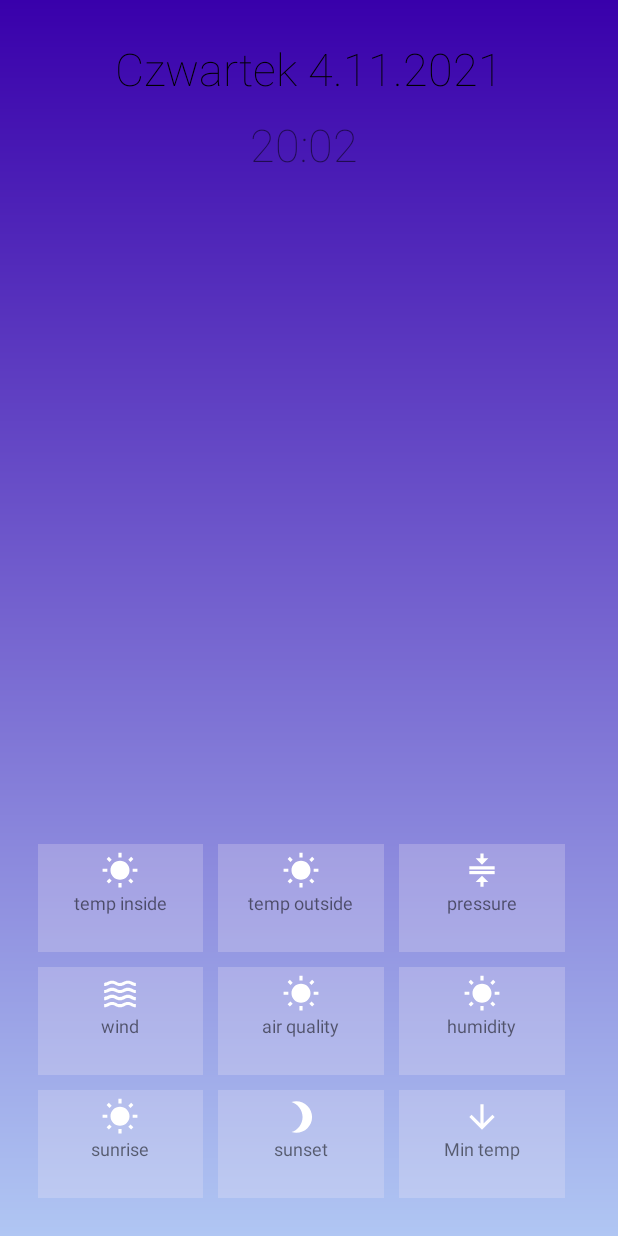
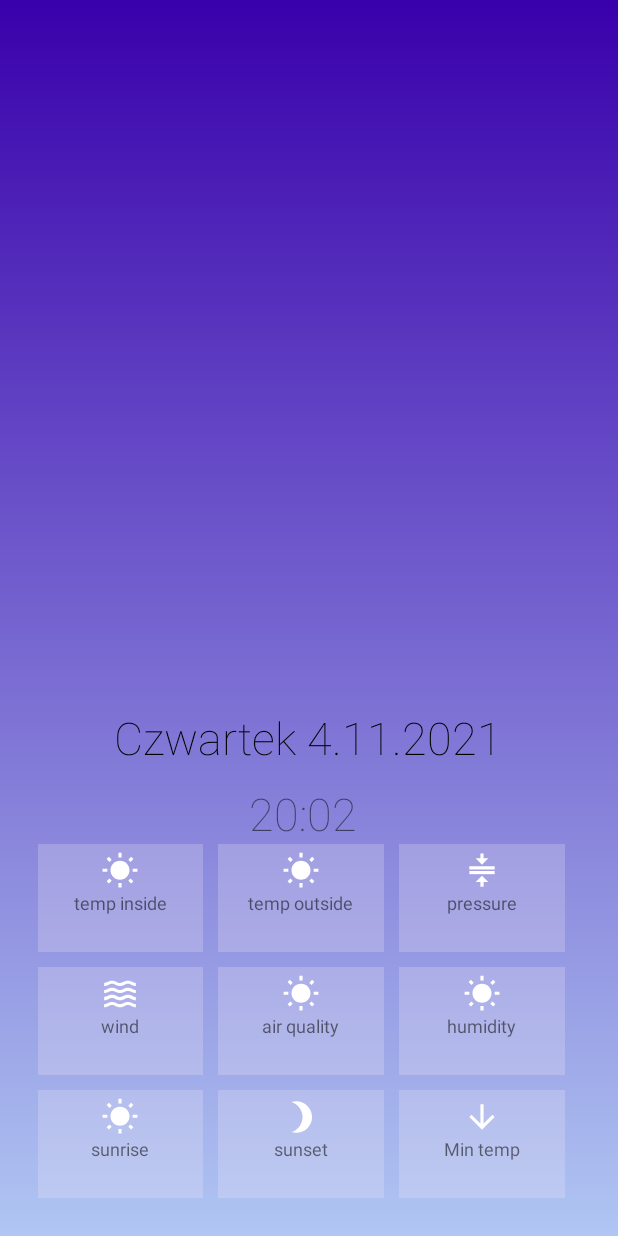
Before and after one commit to lwroblew99/stacja_pogodowa, an Android app: the layout activity_main.xml on its own in the app's theme, with its tools: preview values and no code run, on a phone screen of 412 x 824 dp. Run offline under Robolectric (Android 15) with nearby library versions, the phone set to English and light mode, and no system bars.

Commit message:
zmiany w main

```diff
--- a/app/src/main/res/layout/activity_main.xml
+++ b/app/src/main/res/layout/activity_main.xml
@@ -19,22 +19,50 @@
         tools:ignore="MissingConstraints"
         tools:layout_editor_absoluteX="25dp">
 
+        <TextView
+            android:id="@+id/data"
+            android:layout_width="wrap_content"
+            android:layout_height="wrap_content"
+            android:layout_gravity="center"
+            android:fontFamily="sans-serif-thin"
+            android:text="Czwartek 4.11.2021"
+            android:textColor="@color/black"
+            android:textSize="30sp"
+            app:layout_constraintEnd_toEndOf="parent"
+            app:layout_constraintStart_toStartOf="parent"
+            app:layout_constraintTop_toTopOf="parent" />
+
+        <TextView
+            android:id="@+id/time"
+            android:layout_width="wrap_content"
+            android:layout_height="wrap_content"
+            android:layout_gravity="center"
+            android:layout_marginTop="10dp"
+            android:fontFamily="sans-serif-thin"
+            android:text="20:02 "
+            android:textSize="30sp"
+            app:layout_constraintEnd_toEndOf="parent"
+            app:layout_constraintStart_toStartOf="parent"
+            app:layout_constraintTop_toBottomOf="@+id/data" />
+
+
         <LinearLayout
             android:id="@+id/detailsContainer"
             android:layout_width="match_parent"
             android:layout_height="wrap_content"
             android:layout_alignParentBottom="true"
             android:orientation="vertical">
+
             <LinearLayout
                 android:id="@+id/overviewContainer"
-                android:orientation="vertical"
+                android:layout_width="match_parent"
+                android:layout_height="wrap_content"
                 android:layout_centerInParent="true"
-                android:layout_width="match_parent"
-                android:layout_height="wrap_content">
-
+                android:orientation="vertical">
 
 
             </LinearLayout>
+
             <LinearLayout
                 android:layout_width="match_parent"
                 android:layout_height="wrap_content"
@@ -311,6 +339,7 @@
                     android:layout_height="wrap_content"></Space>
 
             </LinearLayout>
+
             <Space
                 android:layout_width="wrap_content"
                 android:layout_height="10dp"></Space>
@@ -458,12 +487,13 @@
         <RelativeLayout
             android:layout_width="match_parent"
             android:layout_height="match_parent">
+
             <ProgressBar
                 android:id="@+id/loader"
+                android:layout_width="wrap_content"
+                android:layout_height="wrap_content"
                 android:layout_centerInParent="true"
-                android:visibility="gone"
-                android:layout_width="wrap_content"
-                android:layout_height="wrap_content">
+                android:visibility="gone">
 
             </ProgressBar>
 
@@ -482,31 +512,6 @@
         app:layout_constraintStart_toStartOf="parent"
         app:layout_constraintTop_toTopOf="parent"></TextView>
 
-    <TextView
-        android:id="@+id/data"
-        android:layout_width="wrap_content"
-        android:layout_height="wrap_content"
-        android:text="Czwartek 4.11.2021"
-        android:textColor="@color/black"
-        android:textSize="30sp"
-        android:layout_gravity="center"
-        android:fontFamily="sans-serif-thin"
-        app:layout_constraintEnd_toEndOf="parent"
-        app:layout_constraintStart_toStartOf="parent"
-        app:layout_constraintTop_toTopOf="parent" />
-
-    <TextView
-        android:id="@+id/time"
-        android:layout_width="wrap_content"
-        android:layout_height="wrap_content"
-        android:layout_marginTop="10dp"
-        android:text="20:02 "
-        android:textSize="30sp"
-        android:layout_gravity="center"
-        android:fontFamily="sans-serif-thin"
-        app:layout_constraintEnd_toEndOf="parent"
-        app:layout_constraintStart_toStartOf="parent"
-        app:layout_constraintTop_toBottomOf="@+id/data" />
 
 
 </androidx.constraintlayout.widget.ConstraintLayout>
```
Also changed, not shown: app/src/main/java/com/example/stacja/MainActivity.kt (+13 -4 lines).
